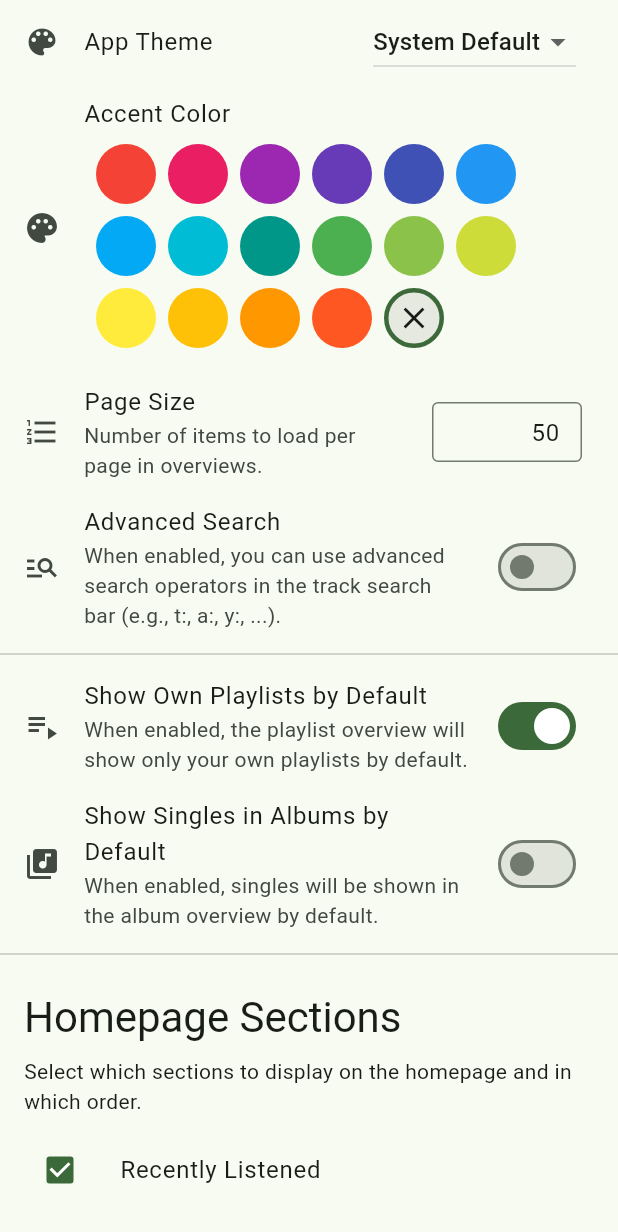
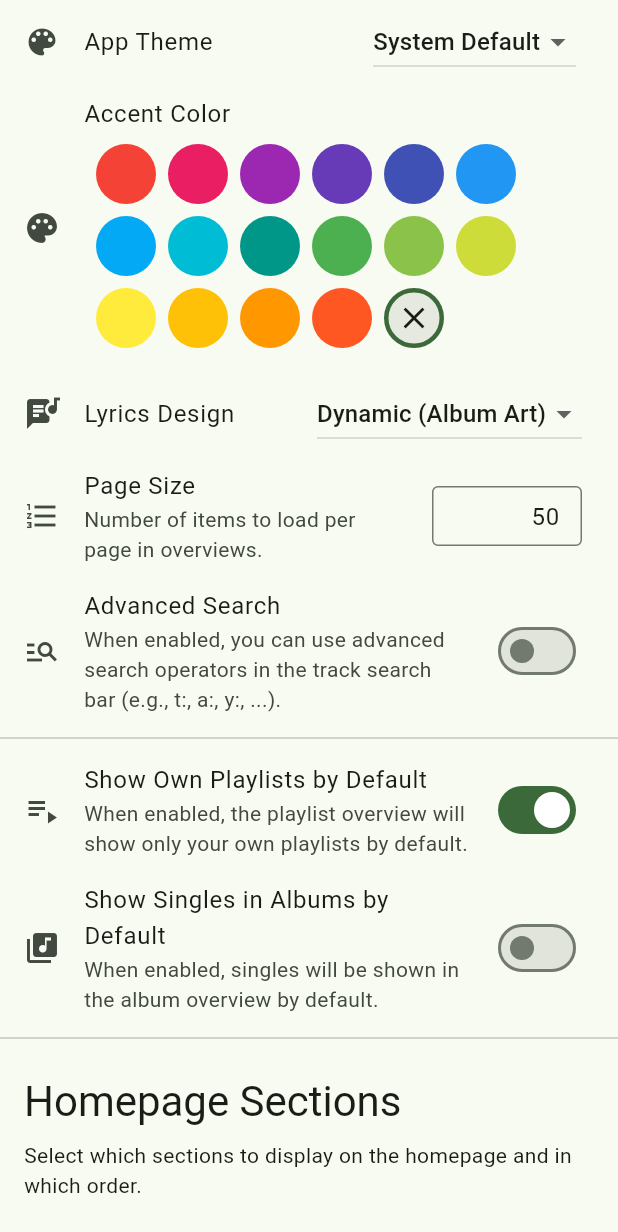
Before and after one commit to mickkc/vibin-app, a Flutter app: the AppSettingsPage screen opened by its route, on a phone screen of 412 x 824 dp. Shown: the top 1232 px of the screen. Run offline on Flutter 3.47's test engine with Material 3 defaults, Android fonts, the phone set to English and light mode, and no system bars; drawn by our look-alikes of dynamic_color; our stand-ins replace audio_service, dio, file_picker, flutter_secure_storage, flutter_typeahead, get_it and 8 more; missing offline and left inert: dbus, just_audio_media_kit; accounts and stored records are empty; generated files the repository leaves out were written again; Roboto replaces fonts that are missing (Roboto Flex).

Commit message:
feat: add lyrics design settings and update lyrics dialog

```diff
--- a/lib/l10n/app_de.arb
+++ b/lib/l10n/app_de.arb
@@ -213,6 +213,13 @@
   "settings_app_theme_light": "Hell",
   "settings_app_theme_dark": "Dunkel",
 
+  "settings_app_lyrics_design_title": "Liedtext-Design",
+  "settings_app_lyrics_design_system": "System",
+  "settings_app_lyrics_design_primary": "Primär-Farbe",
+  "settings_app_lyrics_design_dynamic": "Dynamisch (Album-Cover)",
+  "settings_app_lyrics_design_dynamic_dark": "Dynamisch (Dunkel)",
+  "settings_app_lyrics_design_dynamic_light": "Dynamisch (Hell)",
+
   "settings_app_accent_color_title": "Akzentfarbe",
 
   "settings_app_page_size_title": "Seitengröße",
--- a/lib/l10n/app_en.arb
+++ b/lib/l10n/app_en.arb
@@ -213,6 +213,13 @@
   "settings_app_theme_light": "Light",
   "settings_app_theme_dark": "Dark",
 
+  "settings_app_lyrics_design_title": "Lyrics Design",
+  "settings_app_lyrics_design_system": "System",
+  "settings_app_lyrics_design_primary": "Primary Color",
+  "settings_app_lyrics_design_dynamic": "Dynamic (Album Art)",
+  "settings_app_lyrics_design_dynamic_dark": "Dynamic (Dark)",
+  "settings_app_lyrics_design_dynamic_light": "Dynamic (Light)",
+
   "settings_app_accent_color_title": "Accent Color",
 
   "settings_app_page_size_title": "Page Size",
--- a/lib/l10n/app_localizations.dart
+++ b/lib/l10n/app_localizations.dart
@@ -1214,6 +1214,42 @@ abstract class AppLocalizations {
   /// **'Dark'**
   String get settings_app_theme_dark;
 
+  /// No description provided for @settings_app_lyrics_design_title.
+  ///
+  /// In en, this message translates to:
+  /// **'Lyrics Design'**
+  String get settings_app_lyrics_design_title;
+
+  /// No description provided for @settings_app_lyrics_design_system.
+  ///
+  /// In en, this message translates to:
+  /// **'System'**
+  String get settings_app_lyrics_design_system;
+
+  /// No description provided for @settings_app_lyrics_design_primary.
+  ///
+  /// In en, this message translates to:
+  /// **'Primary Color'**
+  String get settings_app_lyrics_design_primary;
+
+  /// No description provided for @settings_app_lyrics_design_dynamic.
+  ///
+  /// In en, this message translates to:
+  /// **'Dynamic (Album Art)'**
+  String get settings_app_lyrics_design_dynamic;
+
+  /// No description provided for @settings_app_lyrics_design_dynamic_dark.
+  ///
+  /// In en, this message translates to:
+  /// **'Dynamic (Dark)'**
+  String get settings_app_lyrics_design_dynamic_dark;
+
+  /// No description provided for @settings_app_lyrics_design_dynamic_light.
+  ///
+  /// In en, this message translates to:
+  /// **'Dynamic (Light)'**
+  String get settings_app_lyrics_design_dynamic_light;
+
   /// No description provided for @settings_app_accent_color_title.
   ///
   /// In en, this message translates to:
--- a/lib/l10n/app_localizations_de.dart
+++ b/lib/l10n/app_localizations_de.dart
@@ -607,6 +607,24 @@ class AppLocalizationsDe extends AppLocalizations {
   String get settings_app_theme_dark => 'Dunkel';
 
   @override
+  String get settings_app_lyrics_design_title => 'Liedtext-Design';
+
+  @override
+  String get settings_app_lyrics_design_system => 'System';
+
+  @override
+  String get settings_app_lyrics_design_primary => 'Primär-Farbe';
+
+  @override
+  String get settings_app_lyrics_design_dynamic => 'Dynamisch (Album-Cover)';
+
+  @override
+  String get settings_app_lyrics_design_dynamic_dark => 'Dynamisch (Dunkel)';
+
+  @override
+  String get settings_app_lyrics_design_dynamic_light => 'Dynamisch (Hell)';
+
+  @override
   String get settings_app_accent_color_title => 'Akzentfarbe';
 
   @override
--- a/lib/l10n/app_localizations_en.dart
+++ b/lib/l10n/app_localizations_en.dart
@@ -598,6 +598,24 @@ class AppLocalizationsEn extends AppLocalizations {
   String get settings_app_theme_dark => 'Dark';
 
   @override
+  String get settings_app_lyrics_design_title => 'Lyrics Design';
+
+  @override
+  String get settings_app_lyrics_design_system => 'System';
+
+  @override
+  String get settings_app_lyrics_design_primary => 'Primary Color';
+
+  @override
+  String get settings_app_lyrics_design_dynamic => 'Dynamic (Album Art)';
+
+  @override
+  String get settings_app_lyrics_design_dynamic_dark => 'Dynamic (Dark)';
+
+  @override
+  String get settings_app_lyrics_design_dynamic_light => 'Dynamic (Light)';
+
+  @override
   String get settings_app_accent_color_title => 'Accent Color';
 
   @override
--- a/lib/pages/settings/app_settings_page.dart
+++ b/lib/pages/settings/app_settings_page.dart
@@ -3,10 +3,12 @@ import 'package:vibin_app/settings/setting_definitions.dart';
 import 'package:vibin_app/settings/settings_manager.dart';
 import 'package:vibin_app/widgets/settings/accent_color_picker.dart';
 import 'package:vibin_app/widgets/settings/bool_settings_field.dart';
+import 'package:vibin_app/widgets/settings/enum_settings_field.dart';
 import 'package:vibin_app/widgets/settings/homepage_sections_list.dart';
 import 'package:vibin_app/widgets/settings/int_settings_field.dart';
 import 'package:vibin_app/widgets/settings/preferred_metadata_pickers.dart';
 
+import '../../dialogs/lyrics_dialog.dart';
 import '../../l10n/app_localizations.dart';
 import '../../main.dart';
 
@@ -74,6 +76,24 @@ class _AppSettingsPageState extends State<AppSettingsPage> {
             leading: Icon(Icons.palette),
           ),
 
+          EnumSettingsField(
+            settingKey: Settings.lyricsDesign,
+            title: lm.settings_app_lyrics_design_title,
+            optionLabel: (option) {
+              return switch (option) {
+                LyricsDesign.system => lm.settings_app_lyrics_design_system,
+                LyricsDesign.primary => lm.settings_app_lyrics_design_primary,
+                LyricsDesign.dynamic => lm.settings_app_lyrics_design_dynamic,
+                LyricsDesign.dynamicDark => lm.settings_app_lyrics_design_dynamic_dark,
+                LyricsDesign.dynamicLight => lm.settings_app_lyrics_design_dynamic_light,
+              };
+            },
+            icon: Icons.lyrics,
+            onChanged: (design) {
+              LyricsDialog.lyricsDesignNotifier.value = design;
+            },
+          ),
+
           IntSettingsInputField(
             settingsKey: Settings.pageSize,
             label: lm.settings_app_page_size_title,
--- a/lib/settings/setting_definitions.dart
+++ b/lib/settings/setting_definitions.dart
@@ -1,10 +1,12 @@
 import 'package:flutter/material.dart';
+import 'package:vibin_app/dialogs/lyrics_dialog.dart';
 import 'package:vibin_app/settings/settings_key.dart';
 import 'package:vibin_app/widgets/settings/homepage_sections_list.dart';
 
 class Settings {
   static final themeMode = EnumSettingsKey("themeMode", ThemeMode.system, ThemeMode.values);
   static final accentColor = NullableColorSettingsKey("accentColor", null);
+  static final lyricsDesign = EnumSettingsKey("lyricsDesign", LyricsDesign.dynamic, LyricsDesign.values);
 
   static final showOwnPlaylistsByDefault = BoolSettingsKey("showOwnPlaylistsByDefault", true);
   static final showSinglesInAlbumsByDefault = BoolSettingsKey("showSinglesInAlbumsByDefault", false);
--- /dev/null
+++ b/lib/widgets/settings/enum_settings_field.dart
@@ -0,0 +1,62 @@
+import 'package:flutter/material.dart';
+import 'package:vibin_app/settings/settings_key.dart';
+
+import '../../main.dart';
+import '../../settings/settings_manager.dart';
+
+class EnumSettingsField<T> extends StatefulWidget {
+  final EnumSettingsKey<T> settingKey;
+  final String title;
+  final String? description;
+  final IconData? icon;
+  final String Function(T) optionLabel;
+  final void Function(T)? onChanged;
+
+  const EnumSettingsField({
+    super.key,
+    required this.settingKey,
+    required this.title,
+    this.description,
+    this.icon,
+    required this.optionLabel,
+    this.onChanged,
+  });
+
+  @override
+  State<EnumSettingsField<T>> createState() => _EnumSettingsFieldState<T>();
+}
+
+class _EnumSettingsFieldState<T> extends State<EnumSettingsField<T>> {
+
+  final SettingsManager settingsManager = getIt<SettingsManager>();
+  late T value = settingsManager.get(widget.settingKey);
+
+  @override
+  Widget build(BuildContext context) {
+    return ListTile(
+      title: Text(widget.title),
+      subtitle: widget.description != null ? Text(widget.description!) : null,
+      trailing: DropdownButton<T>(
+        value: value,
+        onChanged: (T? newValue) {
+          if (newValue != null) {
+            settingsManager.set(widget.settingKey, newValue);
+            setState(() {
+              value = newValue;
+            });
+            if (widget.onChanged != null) {
+              widget.onChanged!(newValue);
+            }
+          }
+        },
+        items: widget.settingKey.values.map<DropdownMenuItem<T>>((T option) {
+          return DropdownMenuItem<T>(
+            value: option,
+            child: Text(widget.optionLabel(option)),
+          );
+        }).toList(),
+      ),
+      leading: widget.icon != null ? Icon(widget.icon) : null,
+    );
+  }
+}
```
Also changed, not shown: lib/dialogs/lyrics_dialog.dart (+76 -13 lines), 1 other file.
